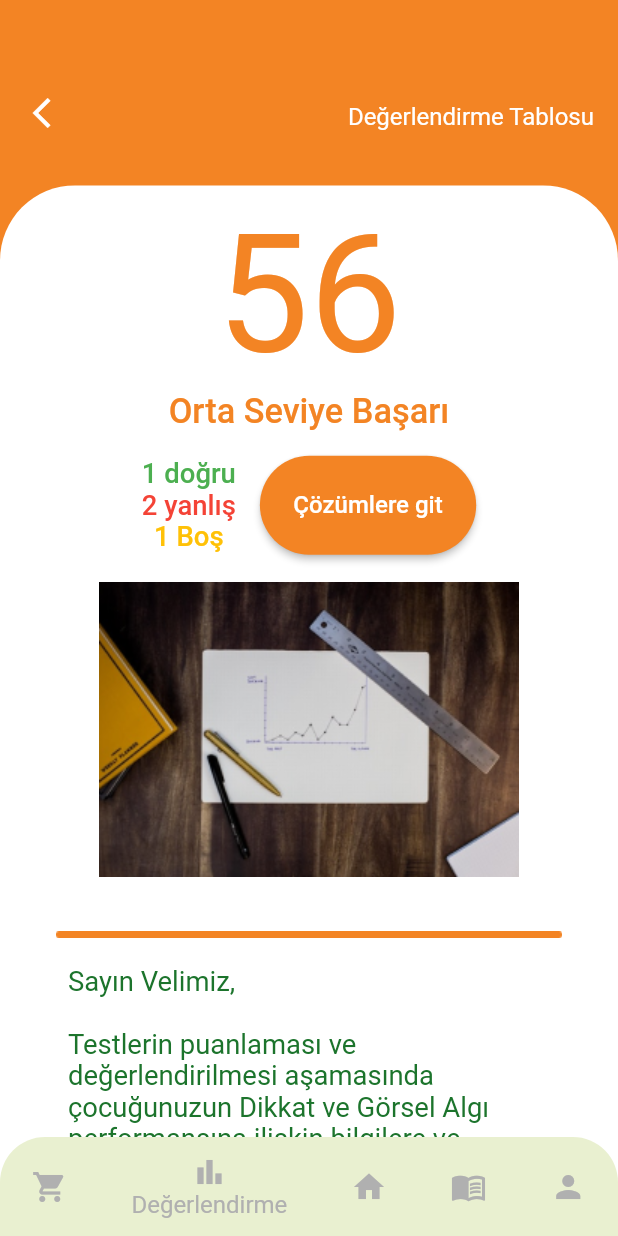
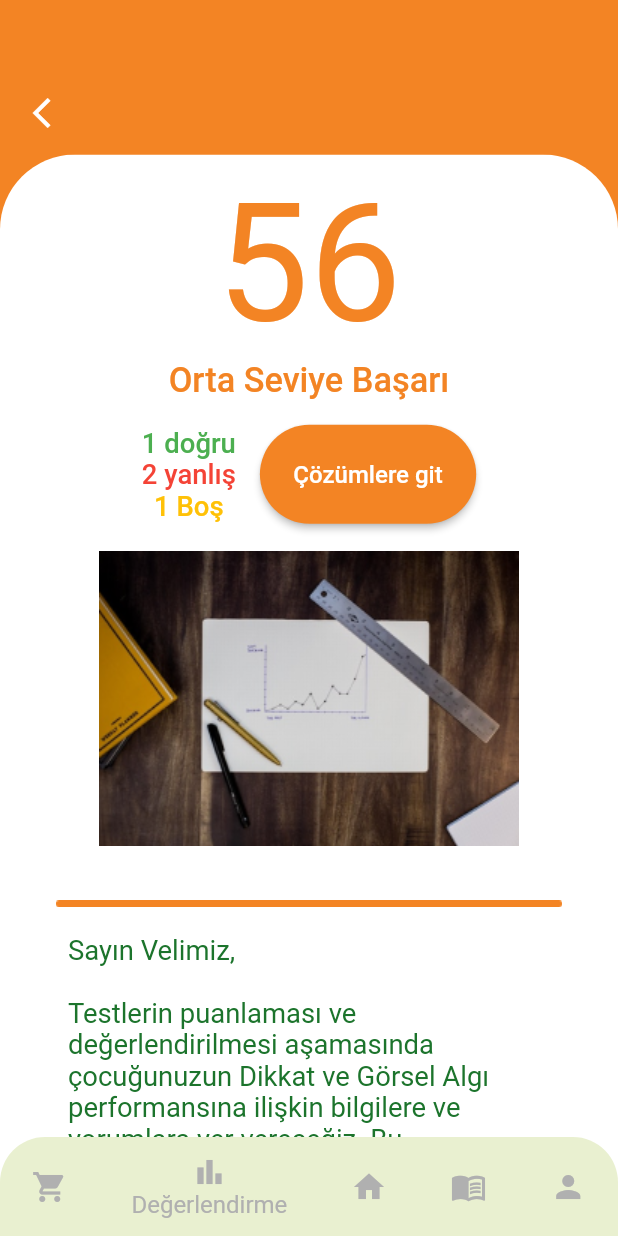
Before and after one commit to hasan-ciftci/dodi, a Flutter app: the ResultView screen opened directly with empty values, on a phone screen of 412 x 824 dp. Run offline on Flutter 3.47's test engine with Material 2 defaults, Android fonts, the phone set to English and light mode, and no system bars; our stand-ins replace auto_size_text, charts_flutter, flutter_screenutil, mask_text_input_formatter.

Commit message:
Result view scroll behavior changed.

```diff
--- a/lib/main.dart
+++ b/lib/main.dart
@@ -77,7 +77,7 @@ class MyApp extends StatelessWidget {
                   ThemeData().textTheme.overline.copyWith(fontSize: 10.sp),
             )),
         routes: {
-          '/': (context) => IntroductionPage(),
+          '/a': (context) => IntroductionPage(),
           '/loginView': (context) => LoginView(),
           '/register': (context) => SignUpView(),
           '/classSelectView': (context) => ClassSelectView(),
@@ -85,7 +85,7 @@ class MyApp extends StatelessWidget {
           '/questionView': (context) => QuizGradeOneView(),
           '/quizGradeTwelveView': (context) => QuizGradeTwelveView(),
           '/analyzingPage': (context) => AnalyzingView(),
-          '/resultPage': (context) => ResultView(),
+          '/': (context) => ResultView(),
           '/evaluationOverview': (context) => EvaluationOverviewView(),
           '/phoneRegister': (context) => PhoneRegisterView(),
           '/chooseProfile': (context) => ChooseProfileView(),
--- a/lib/view/result_view.dart
+++ b/lib/view/result_view.dart
@@ -26,7 +26,15 @@ class _ResultViewState extends State<ResultView> {
       body: Stack(
         children: [
           buildBackground(size),
+          SingleChildScrollView(
+            physics:
+                BouncingScrollPhysics(parent: AlwaysScrollableScrollPhysics()),
+            child: Column(
+              children: [
                 buildBody(size),
+              ],
+            ),
+          ),
           buildPageHeader(size),
           buildBottomAppBar(size, context, SelectedPage.OVERVIEW),
         ],
@@ -38,7 +46,7 @@ class _ResultViewState extends State<ResultView> {
     return Align(
       alignment: Alignment.bottomCenter,
       child: Container(
-        height: size.height * .85,
+        margin: EdgeInsets.only(top: size.height * .125),
         width: size.width,
         decoration: BoxDecoration(
             color: Colors.white,
@@ -46,8 +54,6 @@ class _ResultViewState extends State<ResultView> {
               topRight: Radius.circular(50.0),
               topLeft: Radius.circular(50.0),
             )),
-        child: SingleChildScrollView(
-          physics: BouncingScrollPhysics(),
         child: Padding(
           padding: EdgeInsets.only(
             right: size.width * .09,
@@ -65,7 +71,6 @@ class _ResultViewState extends State<ResultView> {
               buildComparisonGraph(),
               buildButtons(size),
             ],
-            ),
           ),
         ),
       ),
@@ -222,6 +227,7 @@ $bulletPoint Tablo-grafik yorumlama
       alignment: Alignment.topCenter,
       child: Container(
         height: size.height * .125,
+        color: Theme.of(context).backgroundColor,
         child: Padding(
           padding: EdgeInsets.all(16.0),
           child: Row(
@@ -234,10 +240,6 @@ $bulletPoint Tablo-grafik yorumlama
                   Icons.arrow_back_ios_outlined,
                   color: Colors.white,
                 ),
-              ),
-              Text(
-                "Değerlendirme Tablosu",
-                style: TextStyle(color: Colors.white),
               ),
             ],
           ),
```
Lines whose indentation alone changed are shown as unchanged.
